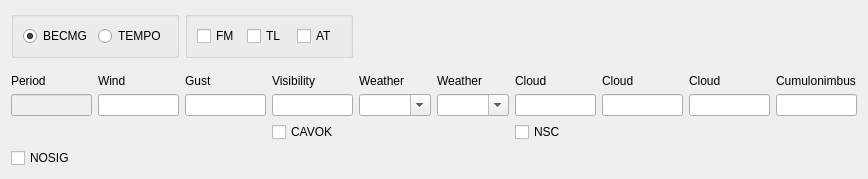
up1and/tafor, file tafor/components/ui/trend.ui: the form before one commit.
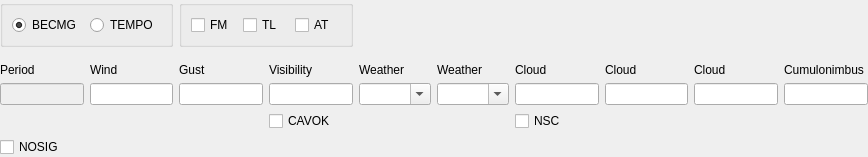
The form after the commit.

```diff
--- a/tafor/components/ui/trend.ui
+++ b/tafor/components/ui/trend.ui
@@ -7,13 +7,25 @@
     <x>0</x>
     <y>0</y>
     <width>868</width>
-    <height>158</height>
+    <height>140</height>
    </rect>
   </property>
   <property name="windowTitle">
    <string notr="true">Trend</string>
   </property>
   <layout class="QGridLayout" name="gridLayout">
+   <property name="leftMargin">
+    <number>0</number>
+   </property>
+   <property name="topMargin">
+    <number>0</number>
+   </property>
+   <property name="rightMargin">
+    <number>0</number>
+   </property>
+   <property name="bottomMargin">
+    <number>0</number>
+   </property>
    <item row="0" column="0" colspan="2">
     <widget class="QGroupBox" name="typeGroup">
      <property name="title">
```
